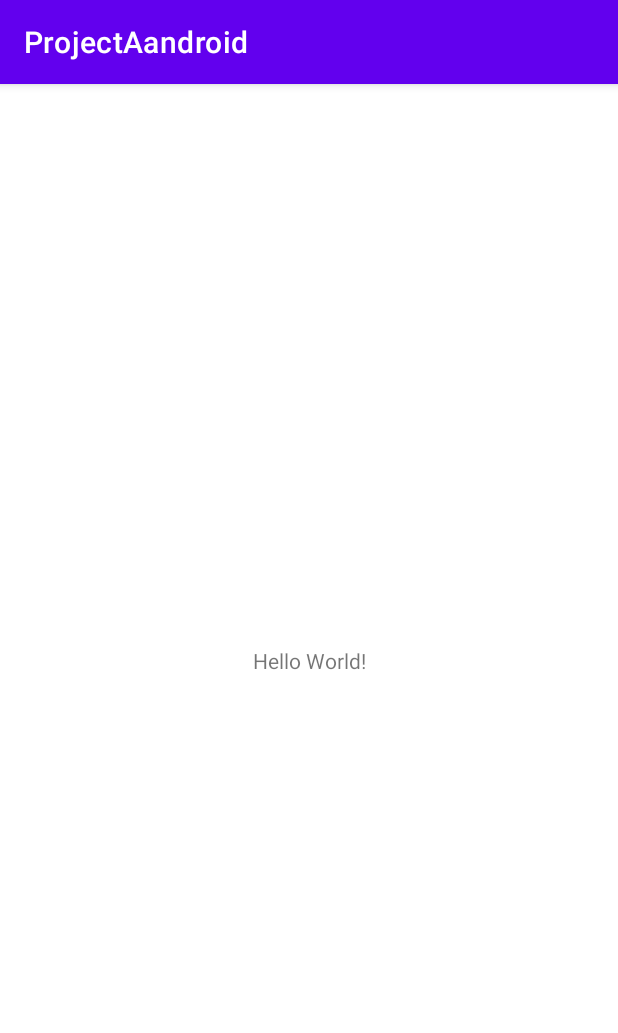
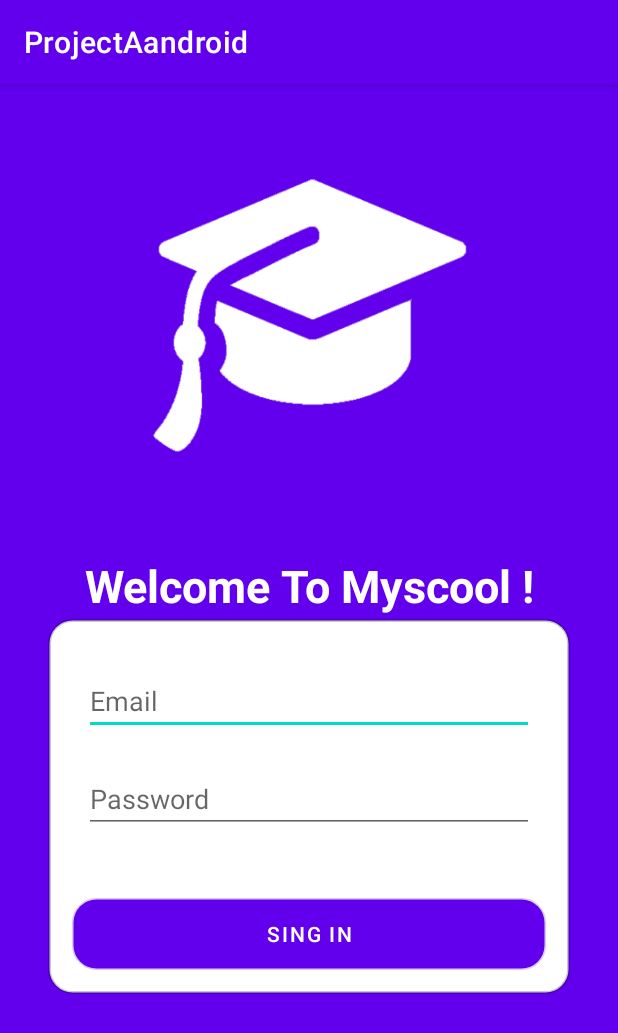
Before and after one commit to khalid-sh/MySchool, an Android app: the screen it shows after launch (MainActivity before the commit, Login after it), on a phone screen of 412 x 824 dp. Shown: the top 1033 px of the screen. Run offline under Robolectric (Android 15) with nearby library versions, the light colour scheme and no system bars.

Commit message:
add view login and validation of login_input_data

```diff
--- a/app/src/main/AndroidManifest.xml
+++ b/app/src/main/AndroidManifest.xml
@@ -10,6 +10,9 @@
         android:supportsRtl="true"
         android:theme="@style/Theme.ProjectAandroid">
         <activity android:name=".MainActivity">
+
+        </activity>
+        <activity android:name=".ui.login.Login">
             <intent-filter>
                 <action android:name="android.intent.action.MAIN" />
 
--- a/app/src/main/java/com/khalid/projectaandroid/MainActivity.java
+++ b/app/src/main/java/com/khalid/projectaandroid/MainActivity.java
@@ -9,6 +9,6 @@ public class MainActivity extends AppCompatActivity {
     @Override
     protected void onCreate(Bundle savedInstanceState) {
         super.onCreate(savedInstanceState);
-        setContentView(R.layout.activity_main);
+        setContentView(R.layout.activity_login);
     }
 }
--- /dev/null
+++ b/app/src/main/java/com/khalid/projectaandroid/db/User.java
@@ -0,0 +1,47 @@
+package com.khalid.projectaandroid.db;
+
+public class User {
+    private int id;
+    private String name;
+    private String password;
+    private String email;
+
+    public User(int id, String name, String password, String email) {
+        this.id = id;
+        this.name = name;
+        this.password = password;
+        this.email = email;
+    }
+
+    public int getId() {
+        return id;
+    }
+
+    public void setId(int id) {
+        this.id = id;
+    }
+
+    public String getName() {
+        return name;
+    }
+
+    public void setName(String name) {
+        this.name = name;
+    }
+
+    public String getPassword() {
+        return password;
+    }
+
+    public void setPassword(String password) {
+        this.password = password;
+    }
+
+    public String getEmail() {
+        return email;
+    }
+
+    public void setEmail(String email) {
+        this.email = email;
+    }
+}
--- /dev/null
+++ b/app/src/main/java/com/khalid/projectaandroid/ui/login/Login.java
@@ -0,0 +1,58 @@
+package com.khalid.projectaandroid.ui.login;
+
+import android.os.Bundle;
+import android.widget.Button;
+import android.widget.Toast;
+
+import androidx.appcompat.app.AppCompatActivity;
+
+import com.google.android.material.textfield.TextInputEditText;
+import com.khalid.projectaandroid.R;
+
+import java.util.regex.Matcher;
+import java.util.regex.Pattern;
+
+public class Login extends AppCompatActivity {
+    @Override
+
+    protected void onCreate(Bundle savedInstanceState) {
+        super.onCreate(savedInstanceState);
+        setContentView(R.layout.activity_login);
+        Button  login_btn = (Button)findViewById(R.id.login_btn);
+        TextInputEditText email_input = (TextInputEditText)findViewById(R.id.input_email);
+        TextInputEditText password_input = (TextInputEditText)findViewById(R.id.input_password);
+        login_btn.setOnClickListener(v -> {
+            String email = email_input.getText().toString();
+            String password = password_input.getText().toString();
+            if (isValidEmail(email) && password.length() >= 6) {
+                // TODO : VERIFIER DATA BASE  ET PUIS  REDIRIGER VERS PAGE SELON AUTHENTIFICATION
+                Toast.makeText(getApplicationContext(),"heelo",Toast.LENGTH_LONG).show();
+            } else {
+                if (!isValidEmail(email)) {
+                    email_input.setError("Email not valid");
+                }else {
+                    password_input.setError("Password too short");
+                }
+            }
+        }
+        );
+    }
+    public static boolean isValidEmail(String email){
+        Pattern VALID_EMAIL_ADDRESS_REGEX =
+                Pattern.compile("^[A-Z0-9._%+-]+@[A-Z0-9.-]+\\.[A-Z]{2,6}$", Pattern.CASE_INSENSITIVE);
+        Matcher matcher = VALID_EMAIL_ADDRESS_REGEX.matcher(email);
+        return matcher.find();
+    }
+
+    public static boolean isValidUSN(String usn){
+        Pattern VALID_USN_REGEX = Pattern.compile("^[0-9][A-Z]{2}[0-9]{2}[A-Z]{2}[0-9]{3}$");
+        Matcher matcher = VALID_USN_REGEX.matcher(usn);
+        return matcher.find();
+    }
+
+    public static boolean isValidDOB(String usn){
+        Pattern VALID_DOB_REGEX = Pattern.compile("^(0[1-9]|1[012])[/](0[1-9]|[12][0-9]|3[01])[/](19|20)\\d\\d$");
+        Matcher matcher = VALID_DOB_REGEX.matcher(usn);
+        return matcher.find();
+    }
+}
--- /dev/null
+++ b/app/src/main/res/drawable-v24/radius.xml
@@ -0,0 +1,10 @@
+<?xml version="1.0" encoding="utf-8"?>
+<shape xmlns:android="http://schemas.android.com/apk/res/android" android:shape="rectangle" android:padding="10dp">
+    <solid android:color="#fff"/> <!-- this one is ths color of the Rounded Button -->
+    <corners
+        android:bottomRightRadius="15dp"
+        android:bottomLeftRadius="15dp"
+        android:topLeftRadius="15dp"
+        android:topRightRadius="15dp"/>
+    <stroke android:width="2dp" android:color="@color/cardview_shadow_start_color"/>
+</shape>
--- /dev/null
+++ b/app/src/main/res/layout/activity_login.xml
@@ -0,0 +1,115 @@
+<?xml version="1.0" encoding="utf-8"?>
+<androidx.constraintlayout.widget.ConstraintLayout xmlns:android="http://schemas.android.com/apk/res/android"
+    xmlns:app="http://schemas.android.com/apk/res-auto"
+    xmlns:tools="http://schemas.android.com/tools"
+    android:id="@+id/container"
+    android:layout_width="match_parent"
+    android:layout_height="match_parent"
+    android:background="@color/purple_500">
+
+    <androidx.constraintlayout.widget.ConstraintLayout
+        android:id="@+id/constraintLayout"
+        android:layout_width="0dp"
+        android:layout_height="250dp"
+        android:layout_marginStart="32dp"
+        android:layout_marginEnd="32dp"
+        android:background="@drawable/radius"
+        android:padding="0dp"
+        app:layout_constraintBottom_toBottomOf="parent"
+        app:layout_constraintEnd_toEndOf="parent"
+        app:layout_constraintHorizontal_bias="0.0"
+        app:layout_constraintStart_toStartOf="parent"
+        app:layout_constraintTop_toTopOf="parent"
+        app:layout_constraintVertical_bias="0.688">
+
+        <com.google.android.material.textfield.TextInputEditText
+            android:id="@+id/input_email"
+            android:layout_width="0dp"
+            android:layout_height="wrap_content"
+            android:layout_marginStart="24dp"
+            android:layout_marginTop="32dp"
+            android:layout_marginEnd="24dp"
+            android:drawablePadding="4dp"
+            android:hint="@string/prompt_email"
+            android:inputType="textEmailAddress"
+            android:selectAllOnFocus="true"
+            app:layout_constraintBottom_toTopOf="@+id/proctor_password"
+            app:layout_constraintEnd_toEndOf="parent"
+            app:layout_constraintHorizontal_bias="0.5"
+            app:layout_constraintStart_toStartOf="parent"
+            app:layout_constraintTop_toTopOf="parent" />
+
+        <com.google.android.material.textfield.TextInputEditText
+            android:id="@+id/input_password"
+            android:layout_width="0dp"
+            android:layout_height="wrap_content"
+            android:layout_marginStart="24dp"
+            android:layout_marginTop="8dp"
+            android:layout_marginEnd="24dp"
+            android:layout_marginBottom="32dp"
+            android:drawablePadding="4dp"
+            android:hint="@string/prompt_password"
+            android:imeActionLabel="@string/action_sign_in"
+            android:imeOptions="actionDone"
+            android:inputType="textPassword"
+            android:selectAllOnFocus="true"
+            app:layout_constraintBottom_toTopOf="@+id/login_btn"
+            app:layout_constraintEnd_toEndOf="parent"
+            app:layout_constraintHorizontal_bias="0.5"
+            app:layout_constraintStart_toStartOf="parent"
+            app:layout_constraintTop_toBottomOf="@+id/input_email" />
+
+        <Button
+            android:id="@+id/login_btn"
+            style="@style/TextAppearance.MaterialComponents.Button"
+            android:layout_width="0dp"
+            android:layout_height="wrap_content"
+            android:layout_gravity="start"
+            android:layout_marginStart="16dp"
+            android:layout_marginEnd="16dp"
+            android:layout_marginBottom="16dp"
+            android:background="@drawable/radius"
+            android:text="@string/action_sign_in"
+            android:textColor="@color/white"
+            app:layout_constraintBottom_toBottomOf="parent"
+            app:layout_constraintEnd_toEndOf="parent"
+            app:layout_constraintHorizontal_bias="0.5"
+            app:layout_constraintStart_toStartOf="parent"
+            app:layout_constraintTop_toBottomOf="@+id/proctor_password" />
+
+
+    </androidx.constraintlayout.widget.ConstraintLayout>
+
+    <ImageView
+        android:id="@+id/imageView"
+        android:layout_width="0dp"
+        android:layout_height="0dp"
+        android:layout_marginStart="2dp"
+        android:layout_marginTop="10dp"
+        android:layout_marginEnd="2dp"
+        android:layout_marginBottom="16dp"
+        android:scaleType="fitCenter"
+        android:src="@drawable/ikolilulogonew3"
+        app:layout_constraintBottom_toTopOf="@+id/textView3"
+        app:layout_constraintEnd_toEndOf="parent"
+        app:layout_constraintHorizontal_bias="0.0"
+        app:layout_constraintStart_toStartOf="parent"
+        app:layout_constraintTop_toTopOf="parent"
+        app:layout_constraintVertical_bias="1.0" />
+
+    <TextView
+        android:id="@+id/textView3"
+        android:layout_width="wrap_content"
+        android:layout_height="wrap_content"
+        android:layout_marginBottom="413dp"
+        android:text="Welcome To Myscool !"
+        android:textColor="#fff"
+        android:textSize="30sp"
+        android:textStyle="bold"
+        app:layout_constraintBottom_toBottomOf="parent"
+        app:layout_constraintEnd_toEndOf="parent"
+        app:layout_constraintStart_toStartOf="parent"
+        app:layout_constraintTop_toBottomOf="@+id/imageView" />
+
+
+</androidx.constraintlayout.widget.ConstraintLayout>
--- a/app/src/main/res/layout/activity_main.xml
+++ /dev/null
@@ -1,18 +0,0 @@
-<?xml version="1.0" encoding="utf-8"?>
-<androidx.constraintlayout.widget.ConstraintLayout xmlns:android="http://schemas.android.com/apk/res/android"
-    xmlns:app="http://schemas.android.com/apk/res-auto"
-    xmlns:tools="http://schemas.android.com/tools"
-    android:layout_width="match_parent"
-    android:layout_height="match_parent"
-    tools:context=".MainActivity">
-
-    <TextView
-        android:layout_width="wrap_content"
-        android:layout_height="wrap_content"
-        android:text="Hello World!"
-        app:layout_constraintBottom_toBottomOf="parent"
-        app:layout_constraintLeft_toLeftOf="parent"
-        app:layout_constraintRight_toRightOf="parent"
-        app:layout_constraintTop_toTopOf="parent" />
-
-</androidx.constraintlayout.widget.ConstraintLayout>
--- a/app/src/main/res/values/strings.xml
+++ b/app/src/main/res/values/strings.xml
@@ -1,3 +1,6 @@
 <resources>
     <string name="app_name">ProjectAandroid</string>
+    <string name="prompt_email">Email</string>
+    <string name="prompt_password">Password</string>
+    <string name="action_sign_in">Sing In</string>
 </resources>
```
Also changed, not shown: app/src/main/res/drawable-v24/ikolilulogonew3.png (added).
